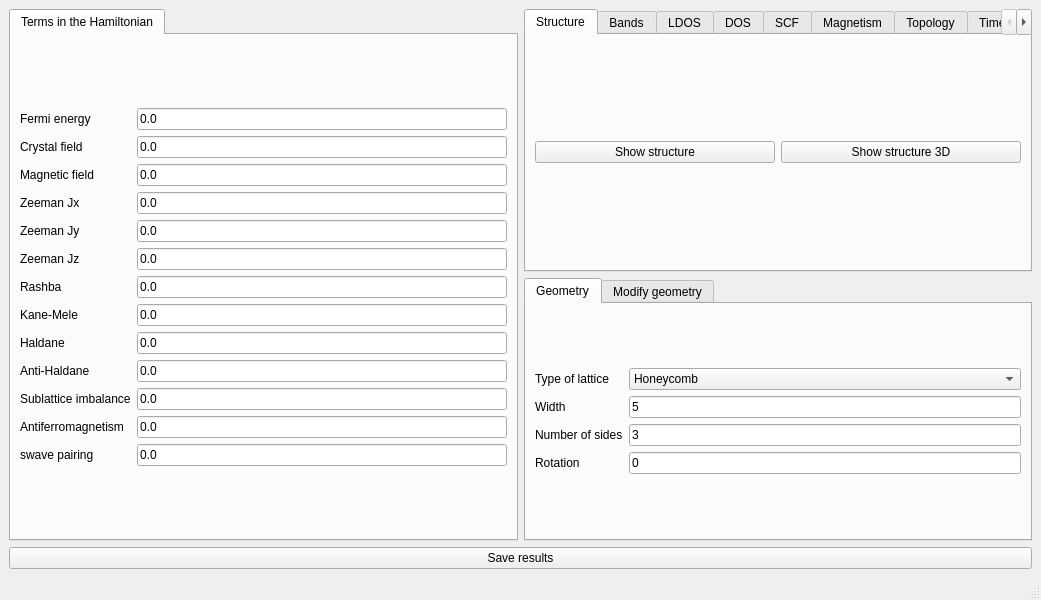
This is interface-pyqt/0d/interface.ui in joselado/quantum-honeycomp as Qt 5 draws it before an edit. The edited form follows.
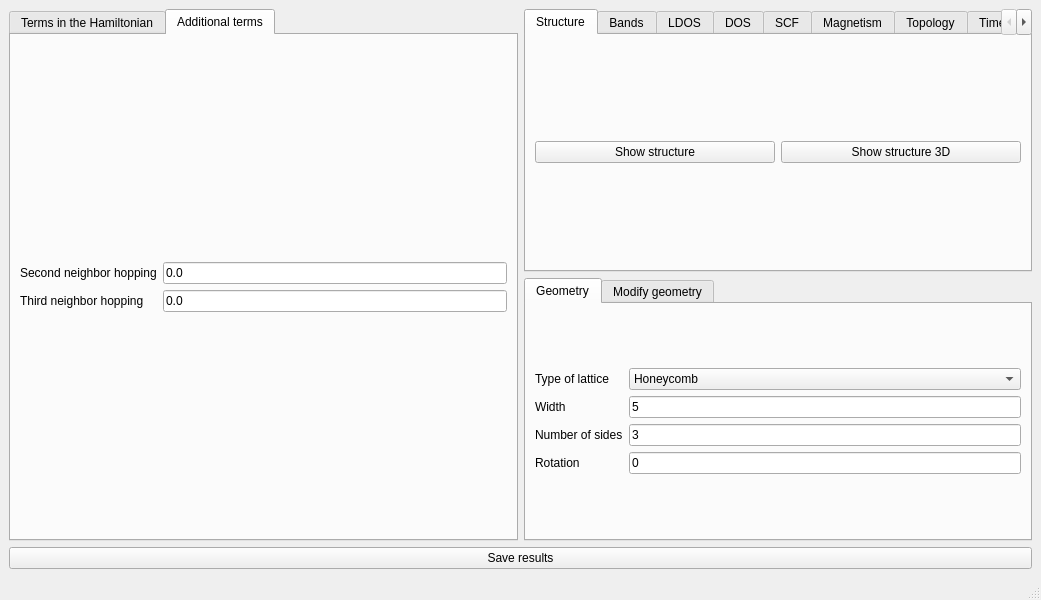
This is the edited form. The open tabs and pages were chosen to show the change.

The edit to the form file:
```diff
--- a/interface-pyqt/0d/interface.ui
+++ b/interface-pyqt/0d/interface.ui
@@ -225,6 +225,45 @@
         </item>
        </layout>
       </widget>
+      <widget class="QWidget" name="tab_14">
+       <attribute name="title">
+        <string>Additional terms</string>
+       </attribute>
+       <layout class="QGridLayout" name="gridLayout_25">
+        <item row="0" column="0">
+         <layout class="QGridLayout" name="gridLayout_24">
+          <item row="1" column="0">
+           <widget class="QLabel" name="label_36">
+            <property name="text">
+             <string>Third neighbor hopping</string>
+            </property>
+           </widget>
+          </item>
+          <item row="0" column="0">
+           <widget class="QLabel" name="label_35">
+            <property name="text">
+             <string>Second neighbor hopping</string>
+            </property>
+           </widget>
+          </item>
+          <item row="0" column="1">
+           <widget class="QLineEdit" name="t2">
+            <property name="text">
+             <string>0.0</string>
+            </property>
+           </widget>
+          </item>
+          <item row="1" column="1">
+           <widget class="QLineEdit" name="t3">
+            <property name="text">
+             <string>0.0</string>
+            </property>
+           </widget>
+          </item>
+         </layout>
+        </item>
+       </layout>
+      </widget>
      </widget>
     </item>
     <item row="1" column="1">
```
